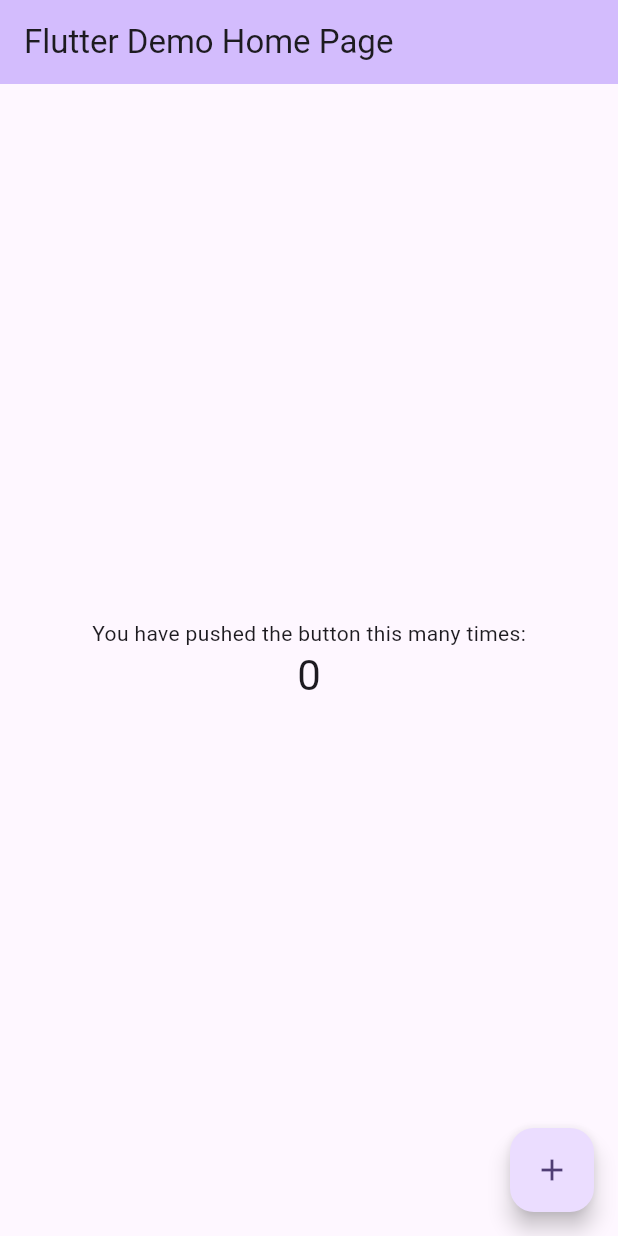
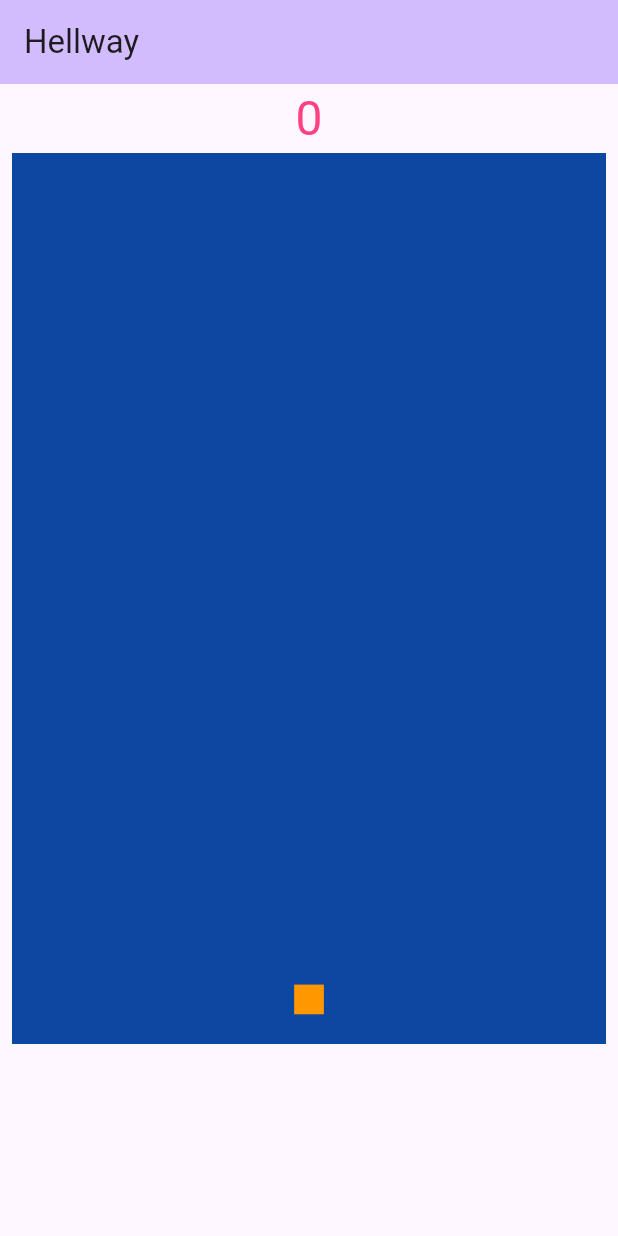
Before and after one commit to DanielBermejoValverde/Hellway, a Flutter app: the screen it shows after launch, on a phone screen of 412 x 824 dp. Run offline on Flutter 3.47's test engine with Material 3 defaults, Android fonts, the phone set to English and light mode, and no system bars.

Commit message:
Reinicio del desarrollo
Se ha reiniciado el desarrollo de manera más ordenada, se ha creado el mundo del juego con LayoutBuilder y se renderizan colores con animation

```diff
--- a/lib/main.dart
+++ b/lib/main.dart
@@ -13,155 +13,87 @@ class MyApp extends StatelessWidget {
     return MaterialApp(
       title: 'Hellway',
       theme: ThemeData(
-        // This is the theme of your application.
-        //
-        // TRY THIS: Try running your application with "flutter run". You'll see
-        // the application has a purple toolbar. Then, without quitting the app,
-        // try changing the seedColor in the colorScheme below to Colors.green
-        // and then invoke "hot reload" (save your changes or press the "hot
-        // reload" button in a Flutter-supported IDE, or press "r" if you used
-        // the command line to start the app).
-        //
-        // Notice that the counter didn't reset back to zero; the application
-        // state is not lost during the reload. To reset the state, use hot
-        // restart instead.
-        //
-        // This works for code too, not just values: Most code changes can be
-        // tested with just a hot reload.
         colorScheme: ColorScheme.fromSeed(seedColor: Colors.deepPurple),
         useMaterial3: true,
       ),
-      home: const MyHomePage(title: 'Flutter Demo Home Page'),
+      home: const MyHomePage(title: 'Hellway'),
     );
   }
 }
 
 class MyHomePage extends StatefulWidget {
   const MyHomePage({super.key, required this.title});
-
-  // This widget is the home page of your application. It is stateful, meaning
-  // that it has a State object (defined below) that contains fields that affect
-  // how it looks.
-
-  // This class is the configuration for the state. It holds the values (in this
-  // case the title) provided by the parent (in this case the App widget) and
-  // used by the build method of the State. Fields in a Widget subclass are
-  // always marked "final".
-
   final String title;
-
   @override
   State<MyHomePage> createState() => _MyHomePageState();
 }
+abstract class GameObject{
+  Offset position;
+  Size size;
+  GameObject(this.position,this.size);
+  Widget renderAnim(Animation<double> animation,Size unit)=>
+      AnimatedBuilder(
+          animation: animation,
+          builder: (context,child)=>Positioned(
+            top: position.dy*unit.height,
+            left: position.dx*unit.width,
+            width: size.width*unit.width,
+            height: size.height*unit.height,
+            child: render(unit)
+          ));
+  Widget render(Size size);
+}
+class Ship extends GameObject{
+  double speed=2;
 
-class _MyHomePageState extends State<MyHomePage> {
-  int _counter = 0;
+  Ship(Offset position): super(position,const Size(1,1));
 
-  void _incrementCounter() {
-    setState(() {
-      // This call to setState tells the Flutter framework that something has
-      // changed in this State, which causes it to rerun the build method below
-      // so that the display can reflect the updated values. If we changed
-      // _counter without calling setState(), then the build method would not be
-      // called again, and so nothing would appear to happen.
-      _counter++;
-    });
+  @override
+  Widget render(Size size){
+    return Container(color:Colors.orange);
   }
 
+}
+class _MyHomePageState extends State<MyHomePage> with SingleTickerProviderStateMixin{
+  late AnimationController controller;
+  int score=0;
+  late Size worldSize;
+  late Ship ship;
   @override
-  Widget build(BuildContext context) {
-    // This method is rerun every time setState is called, for instance as done
-    // by the _incrementCounter method above.
-    //
-    // The Flutter framework has been optimized to make rerunning build methods
-    // fast, so that you can just rebuild anything that needs updating rather
-    // than having to individually change instances of widgets.
-    return Scaffold(
-      appBar: AppBar(
-        // TRY THIS: Try changing the color here to a specific color (to
-        // Colors.amber, perhaps?) and trigger a hot reload to see the AppBar
-        // change color while the other colors stay the same.
-        backgroundColor: Theme.of(context).colorScheme.inversePrimary,
-        // Here we take the value from the MyHomePage object that was created by
-        // the App.build method, and use it to set our appbar title.
-        title: Text(widget.title),
-      ),
-      body: Center(
-        // Center is a layout widget. It takes a single child and positions it
-        // in the middle of the parent.
-        child: Column(
-          // Column is also a layout widget. It takes a list of children and
-          // arranges them vertically. By default, it sizes itself to fit its
-          // children horizontally, and tries to be as tall as its parent.
-          //
-          // Column has various properties to control how it sizes itself and
-          // how it positions its children. Here we use mainAxisAlignment to
-          // center the children vertically; the main axis here is the vertical
-          // axis because Columns are vertical (the cross axis would be
-          // horizontal).
-          //
-          // TRY THIS: Invoke "debug painting" (choose the "Toggle Debug Paint"
-          // action in the IDE, or press "p" in the console), to see the
-          // wireframe for each widget.
-          mainAxisAlignment: MainAxisAlignment.center,
-          children: <Widget>[
-            const Text(
-              'You have pushed the button this many times:',
-            ),
-            Text(
-              '$_counter',
-              style: Theme.of(context).textTheme.headlineMedium,
-            ),
-          ],
-        ),
-      ),
-      floatingActionButton: FloatingActionButton(
-        onPressed: _incrementCounter,
-        tooltip: 'Increment',
-        child: const Icon(Icons.add),
-      ), // This trailing comma makes auto-formatting nicer for build methods.
-    );
+  void initState(){
+    super.initState();
+    controller =AnimationController(vsync: this,duration: const Duration(days: 30));
+    worldSize= const Size(20,30);
+    ship=Ship(Offset(10-.5,28));
+    controller.forward();
   }
-}
-
-class GamePage extends StatefulWidget {
-  @override
-  _GamePage createState() => _GamePage();
-}
-
-class _GamePage extends State<GamePage> {
-  double carPosition = 0.0; // Posición inicial del coche
-
   @override
   Widget build(BuildContext context) {
     return Scaffold(
       appBar: AppBar(
+        backgroundColor: Theme.of(context).colorScheme.inversePrimary,
+        title: Text(widget.title),
       ),
-      body: GestureDetector(
-        onHorizontalDragUpdate: (DragUpdateDetails details) {
-          // Detecta el desplazamiento horizontal para mover el coche
-          setState(() {
-            carPosition += details.delta.dx; // Actualiza la posición del coche
-          });
-        },
-        child: Container(
-          color: Colors.grey[300],
+      body: SafeArea(
+        child: Padding(
+          padding: const EdgeInsets.fromLTRB(8.0,0,8,0),
           child: Column(
-            mainAxisAlignment: MainAxisAlignment.end,
-            crossAxisAlignment: CrossAxisAlignment.stretch,
             children: [
-              // Espacio para el coche
+              Text("$score",style: const TextStyle(color: Colors.pinkAccent,fontSize: 32)),
               Container(
-                height: 50, // Altura del coche
-                margin: EdgeInsets.only(left: carPosition), // Posición del coche
-                color: Colors.blue,
-                alignment: Alignment.center,
-                child: Text(
-                  'Coche',
-                  style: TextStyle(color: Colors.white),
+                color: Colors.blue[900],
+                child: AspectRatio(
+                  aspectRatio: worldSize.aspectRatio,
+                  child: LayoutBuilder(
+                    builder: (context,constraints){
+                     Size unit= Size(constraints.maxWidth/worldSize.width, constraints.maxHeight/worldSize.height);
+                     List<Widget> gameObjects=[];
+                     gameObjects.add(ship.renderAnim(controller,unit));
+                     return Stack(children: gameObjects);
+                    }
+                  ),
                 ),
-              ),
-              // Otros elementos podrían ir encima del coche si es necesario
+              )
             ],
           ),
         ),
```
Also changed, not shown: lib/game.dart (added, +80 -0 lines), lib/ship.dart (added, +21 -0 lines), pubspec.yaml (+3 -4 lines), assets/images/nave.png (added), pubspec.lock, 1 other file.
